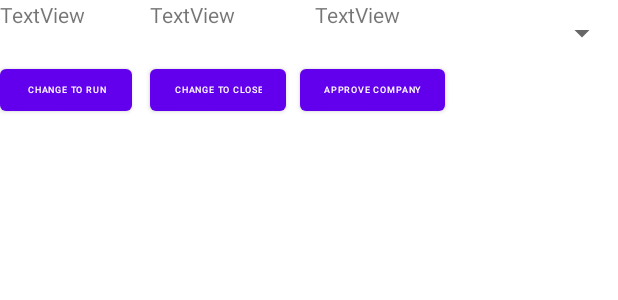
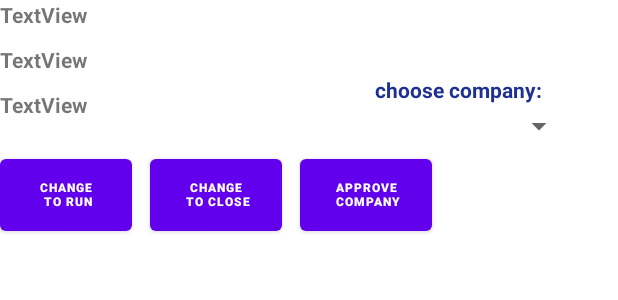
Before and after one commit to DavidBretler/MySecondApplication, an Android app: the layout travel_layout.xml on its own in the app's theme, with its tools: preview values and no code run, on a phone screen of 412 x 824 dp. Shown: the top 300 px of the screen. Run offline under Robolectric (Android 15) with nearby library versions, the phone set to English and light mode, and no system bars.

Commit message:
מתקדמים  תצוגת רשימות

```diff
--- a/app/src/main/java/com/example/mysecondapplication/Data/Repository/TravelRepository.java
+++ b/app/src/main/java/com/example/mysecondapplication/Data/Repository/TravelRepository.java
@@ -87,10 +87,10 @@ public class TravelRepository implements ITravelRepository {
 //        Transformations.
        List<Travel> historyTravelList=new  LinkedList<Travel>();
         for (Travel t : travelList)
-        if(t.getRequestType().toString().equals("close")||t.getRequestType().toString().equals("payed"))
+        if(t.getRequestType().toString().equals("close"))
             historyTravelList.add(t);
-//
-//        HistoryTravels.setValue(historyTravelList);
+
+      HistoryTravels.setValue(historyTravelList);
     }
     @Override
     public void addTravel(Travel travel) {
--- a/app/src/main/java/com/example/mysecondapplication/UI/Fragments/HistoryTravels.java
+++ b/app/src/main/java/com/example/mysecondapplication/UI/Fragments/HistoryTravels.java
@@ -25,7 +25,7 @@ import java.util.List;
 public class HistoryTravels extends Fragment {
     public FirebaseAuth mAuth;
     private FragmentsVM fragmentsVM;
-    ListView listView;
+
 
 
     public View onCreateView(@NonNull LayoutInflater inflater,
@@ -37,7 +37,6 @@ public class HistoryTravels extends Fragment {
             checkOwner(user.getEmail());
 
         final TextView textView = root.findViewById(R.id.text_slideshow);
-        listView = (ListView) root.findViewById(R.id.list_travel_history);
 
         fragmentsVM.getText().observe(getViewLifecycleOwner(), new Observer<String>() {
             @Override
--- a/app/src/main/res/layout/app_bar_main.xml
+++ b/app/src/main/res/layout/app_bar_main.xml
@@ -32,9 +32,9 @@
 
     <TextView
         android:id="@+id/Txt_welcome_user"
-        android:layout_width="207dp"
-        android:layout_height="76dp"
-        android:layout_marginLeft="210dp"
+        android:layout_width="wrap_content"
+        android:layout_height="40dp"
+        android:layout_marginLeft="10dp"
         android:layout_marginTop="60dp"
         android:text="TextView"
         android:textSize="25dp"
--- a/app/src/main/res/layout/travel_layout.xml
+++ b/app/src/main/res/layout/travel_layout.xml
@@ -1,119 +1,90 @@
 <?xml version="1.0" encoding="utf-8"?>
 
 
-<!--    <TextView-->
-<!--        android:id="@+id/Txt_numPassenger"-->
-<!--        android:layout_width="wrap_content"-->
-<!--        android:layout_height="match_parent"-->
-<!--        android:gravity="center_vertical"-->
-<!--        android:textSize="8sp" />-->
 
-<!--    <TextView-->
-<!--        android:id="@+id/Txt_ArrivalDate"-->
-<!--        android:layout_width="wrap_content"-->
-<!--        android:layout_height="match_parent"-->
-<!--        android:gravity="center_vertical"-->
-<!--        android:textSize="8sp" />-->
-
-<!--    <TextView-->
-<!--        android:id="@+id/Txt_TravelDate"-->
-<!--        android:layout_width="55dp"-->
-<!--        android:layout_height="match_parent"-->
-<!--        android:gravity="center_vertical"-->
-<!--        android:textSize="8sp" />-->
-
-<!--    <Button-->
-<!--        android:id="@+id/Btn_changeToRun"-->
-<!--        android:layout_width="55dp"-->
-<!--        android:layout_height="match_parent"-->
-<!--        android:gravity="center_vertical"-->
-<!--        android:textSize="8sp" />-->
-
-<!--    <Button-->
-<!--        android:id="@+id/Btn_changeToClose"-->
-<!--        android:layout_width="57dp"-->
-<!--        android:layout_height="match_parent"-->
-<!--        android:gravity="center_vertical"-->
-<!--        android:textSize="8sp" />-->
-
-<!--    <Button-->
-<!--        android:id="@+id/Btn_approveCompany"-->
-<!--        android:layout_width="70dp"-->
-<!--        android:layout_height="match_parent"-->
-<!--        android:gravity="center_vertical"-->
-<!--        android:textSize="8sp" />-->
-
-    <!--    <androidx.appcompat.widget.AppCompatSpinner-->
-    <!--        android:id="@+id/spinnerCompany"-->
-    <!--        android:layout_width="wrap_content"-->
-    <!--        android:layout_height="match_parent"-->
-    <!--        android:gravity="center_vertical"-->
-    <!--        android:textSize="8sp"/>-->
 
     <RelativeLayout
         xmlns:android="http://schemas.android.com/apk/res/android"
         android:id="@+id/relativeLayout"
+        xmlns:tools="http://schemas.android.com/tools"
         android:layout_width="match_parent"
-        android:layout_height="?android:attr/listPreferredItemHeightLarge"
-        android:orientation="horizontal">
+        android:layout_height="wrap_content"
+        android:orientation="horizontal"
+      >
 
     <TextView
         android:id="@+id/Txt_ArrivalDate"
         android:layout_width="wrap_content"
-        android:layout_height="39dp"
-        android:text="TextView" />
+        android:layout_height="27dp"
+        android:text="TextView"
+        android:textStyle="bold" />
 
     <TextView
         android:id="@+id/Txt_TravelDate"
         android:layout_width="wrap_content"
-        android:layout_height="38dp"
-        android:layout_marginStart="80dp"
-        android:layout_marginLeft="100dp"
-        android:text="TextView" />
+        android:layout_height="27dp"
+        android:layout_marginTop="30dp"
+        android:text="TextView"
+        android:textStyle="bold" />
 
     <TextView
         android:id="@+id/Txt_numPassenger"
         android:layout_width="wrap_content"
-        android:layout_height="39dp"
-        android:layout_marginStart="180dp"
-        android:layout_marginLeft="210dp"
-        android:text="TextView" />
+        android:layout_height="27dp"
+        android:layout_marginTop="60dp"
+        android:text="TextView"
+        android:textStyle="bold" />
 
 
     <Button
         android:id="@+id/Btn_changeToRun"
         android:layout_width="wrap_content"
-        android:layout_height="40dp"
-        android:layout_marginTop="40dp"
-        android:text="change to Run"
-        android:textSize="6dp" />
+        android:layout_height="60dp"
+        android:layout_marginTop="100dp"
+        android:text="change\n to Run"
+        android:textSize="8dp"
+        android:textStyle="bold" />
 
     <Button
         android:id="@+id/Btn_changeToClose"
         android:layout_width="wrap_content"
-        android:layout_height="50dp"
+        android:layout_height="60dp"
         android:layout_marginStart="100dp"
         android:layout_marginLeft="100dp"
-        android:layout_marginTop="40dp"
-        android:textSize="6dp"
-        android:text="change to close" />
+        android:layout_marginTop="100dp"
+        android:text="change\n to close"
+        android:textSize="8dp"
+        android:textStyle="bold" />
 
     <Button
         android:id="@+id/Btn_approveCompany"
         android:layout_width="wrap_content"
-        android:layout_height="62dp"
+        android:layout_height="60dp"
         android:layout_marginStart="200dp"
         android:layout_marginLeft="200dp"
-        android:layout_marginTop="40dp"
-        android:text="approve Company"
-        android:textSize="6dp" />
+        android:layout_marginTop="100dp"
+        android:text="approve\n Company"
+        android:textSize="8dp"
+        android:textStyle="bold" />
 
     <Spinner
         android:id="@+id/spinner"
-        android:layout_width="match_parent"
+        android:layout_width="133dp"
+        android:layout_height="38dp"
+        android:layout_marginStart="250dp"
+        android:layout_marginLeft="250dp"
+        android:layout_marginTop="65dp"
+        android:layout_marginRight="10dp" />
+
+    <TextView
+        android:id="@+id/textView2"
+        android:layout_width="wrap_content"
         android:layout_height="wrap_content"
-        android:layout_marginStart="310dp"
-        android:layout_marginLeft="310dp"
-        android:layout_marginTop="10dp"
-        />
+        android:layout_marginStart="250dp"
+        android:layout_marginLeft="250dp"
+        android:layout_marginTop="50dp"
+        android:text="choose company:"
+        android:textColor="#1E3091"
+        android:textColorHighlight="#091973"
+        android:textStyle="bold" />
 </RelativeLayout>
```
Also changed, not shown: app/src/main/java/com/example/mysecondapplication/Entities/Travel.java (+11 -1 lines), app/src/main/java/com/example/mysecondapplication/UI/Fragments/RegisteredTravels.java (+16 -8 lines), app/src/main/java/com/example/mysecondapplication/UI/MyListAdapter.java (+68 -6 lines), app/src/main/java/com/example/mysecondapplication/UI/NavigationDrawer/NavigationDrawer.java (+8 -6 lines), app/src/main/res/layout/fragment_registered_travels.xml (+0 -14 lines).
